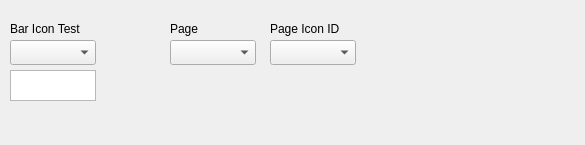
The window that eggplant/test_frame.ui (xlloss/car_info) describes before a commit, drawn with Qt 5.
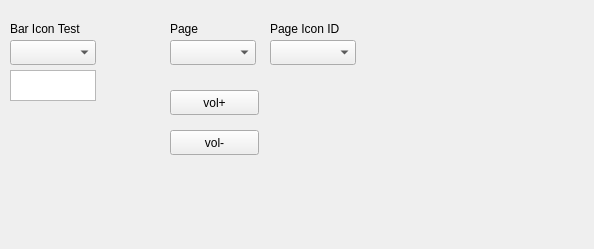
The same window after the commit.

Diff of the .ui file:
```diff
--- a/eggplant/test_frame.ui
+++ b/eggplant/test_frame.ui
@@ -6,8 +6,8 @@
    <rect>
     <x>0</x>
     <y>0</y>
-    <width>585</width>
-    <height>145</height>
+    <width>594</width>
+    <height>249</height>
    </rect>
   </property>
   <property name="windowTitle">
@@ -92,6 +92,32 @@
     <string>Page Icon ID</string>
    </property>
   </widget>
+  <widget class="QPushButton" name="vol_add">
+   <property name="geometry">
+    <rect>
+     <x>170</x>
+     <y>90</y>
+     <width>89</width>
+     <height>25</height>
+    </rect>
+   </property>
+   <property name="text">
+    <string>vol+</string>
+   </property>
+  </widget>
+  <widget class="QPushButton" name="vol_sub">
+   <property name="geometry">
+    <rect>
+     <x>170</x>
+     <y>130</y>
+     <width>89</width>
+     <height>25</height>
+    </rect>
+   </property>
+   <property name="text">
+    <string>vol-</string>
+   </property>
+  </widget>
  </widget>
  <resources/>
  <connections/>
```
